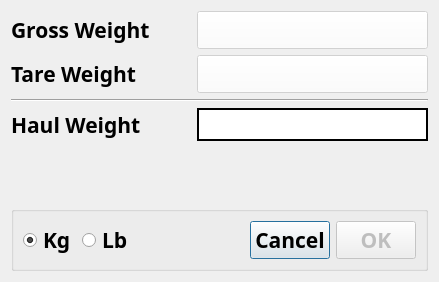
Above: ui/LoadCellDialog.ui from guyuhong/CLAMS before the change. Below: the same form after it.
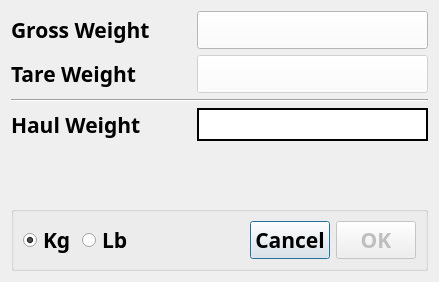
That is the form after the change.

```diff
--- a/ui/LoadCellDialog.ui
+++ b/ui/LoadCellDialog.ui
@@ -90,7 +90,7 @@
      <item row="0" column="1">
       <widget class="QPushButton" name="grossBtn">
        <property name="enabled">
-        <bool>false</bool>
+        <bool>true</bool>
        </property>
        <property name="font">
         <font>
```
